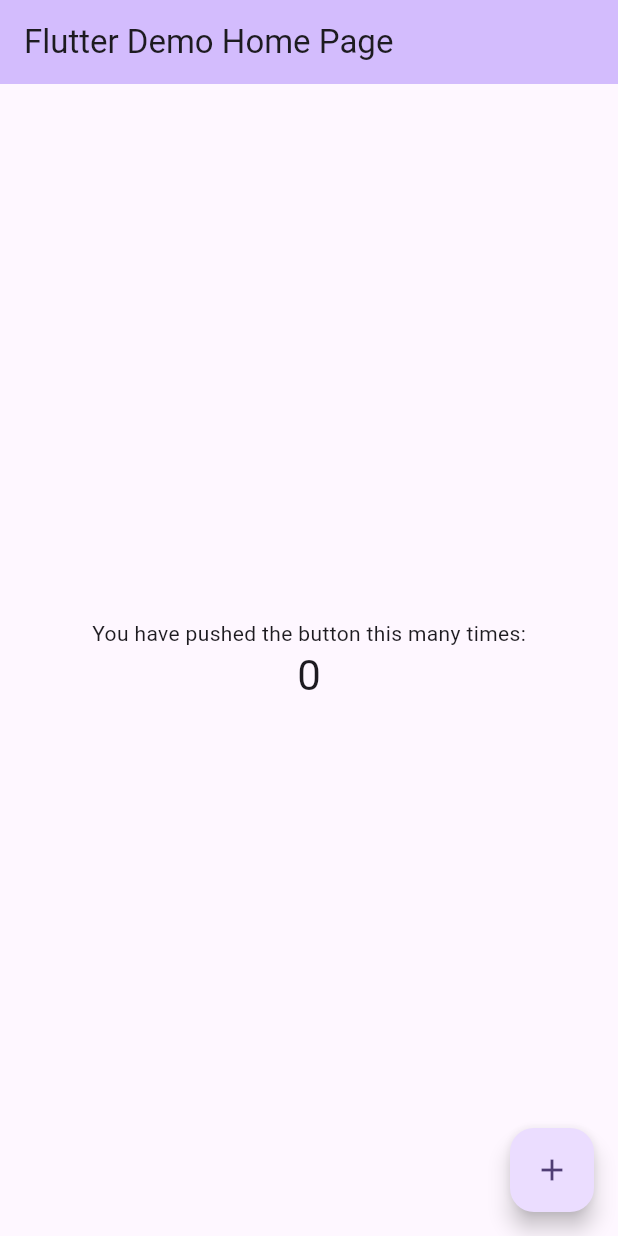
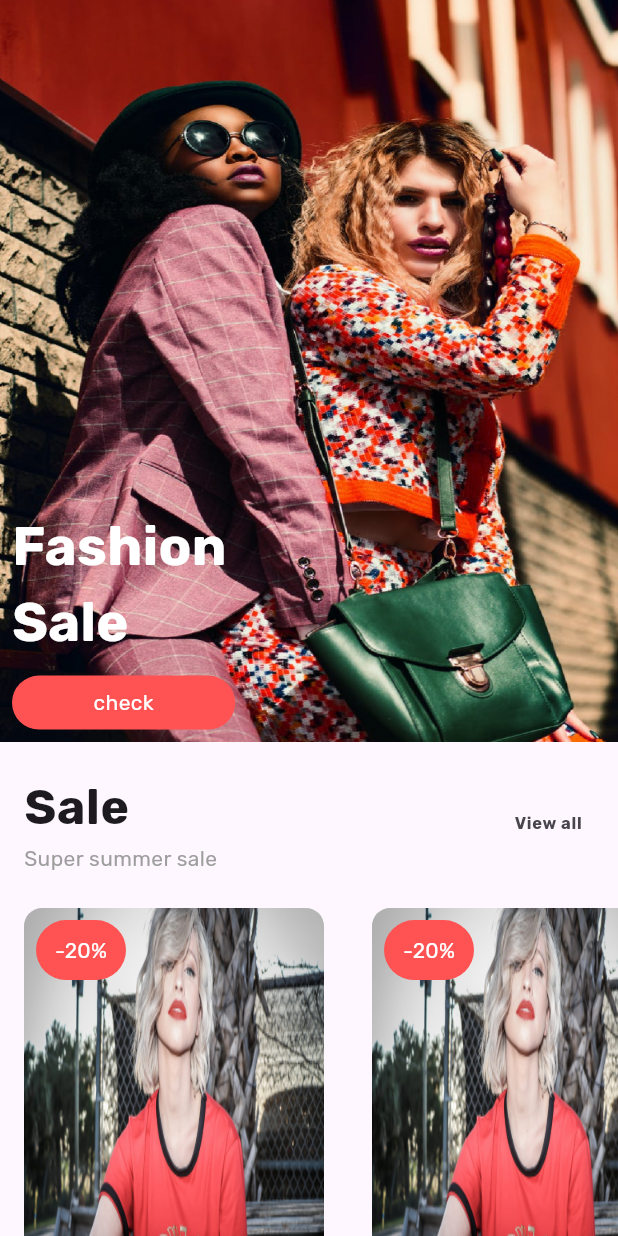
Before and after one commit to mostafamoham3d/e_commerce_app, a Flutter app: the screen it shows after launch, on a phone screen of 412 x 824 dp. Run offline on Flutter 3.47's test engine with Material 3 defaults, Android fonts, the phone set to English and light mode, and no system bars; our stand-ins replace gap, google_fonts.

Commit message:
home view almost done

```diff
--- /dev/null
+++ b/lib/core/images/assets.dart
@@ -0,0 +1,11 @@
+class Assets {
+  Assets._();
+
+  /// Assets for assetsImagesAppBarImage
+  /// assets/images/app_bar_image.png
+  static const String assetsImagesAppBarImage = "assets/images/app_bar_image.png";
+
+  /// Assets for assetsImagesSmall banner
+  /// assets/images/Small banner.png
+  static const String assetsImagesSmallbanner = "assets/images/Small banner.png";
+}
--- /dev/null
+++ b/lib/core/utils/app_constants.dart
@@ -0,0 +1,7 @@
+import 'package:e_commerce_app/core/utils/extensions.dart';
+import 'package:flutter/material.dart';
+
+abstract class AppConstants{
+  static  double expandedAppBarHeight(BuildContext context)=>context.height*.6 ;
+  static  double collapsedAppBarHeight(BuildContext context)=>context.height*.25 ;
+}
--- /dev/null
+++ b/lib/core/utils/extensions.dart
@@ -0,0 +1,7 @@
+import 'package:flutter/material.dart';
+
+extension AppSizer on BuildContext{
+
+  double get height => MediaQuery.of(this).size.height;
+  double get width => MediaQuery.of(this).size.width;
+}
--- /dev/null
+++ b/lib/features/home/presentation/views/bottom_nav_view.dart
@@ -0,0 +1,33 @@
+import 'package:e_commerce_app/core/utils/extensions.dart';
+import 'package:e_commerce_app/features/home/presentation/widgets/sale_header_widget.dart';
+import 'package:flutter/material.dart';
+import 'package:gap/gap.dart';
+import '../widgets/custom_sliver_app_bar.dart';
+import '../widgets/sale_items_list_view.dart';
+
+class BottomNavView extends StatelessWidget {
+  const BottomNavView({super.key});
+
+  @override
+  Widget build(BuildContext context) {
+    return Scaffold(
+      body: CustomScrollView(
+        slivers: [
+          const CustomSliverAppBar(),
+          const SliverToBoxAdapter(
+            child: SaleHeaderWidget(),
+          ),
+          const SliverToBoxAdapter(
+            child: Gap(15),
+          ),
+          SliverToBoxAdapter(
+            child: SizedBox(
+              height: context.height * .5,
+              child: const SaleItemsListView(),
+            ),
+          ),
+        ],
+      ),
+    );
+  }
+}
--- /dev/null
+++ b/lib/features/home/presentation/widgets/custom_sliver_app_bar.dart
@@ -0,0 +1,37 @@
+import 'package:e_commerce_app/core/utils/app_constants.dart';
+import 'package:e_commerce_app/core/utils/extensions.dart';
+import 'package:e_commerce_app/features/home/presentation/widgets/sliver_app_bar_title.dart';
+import 'package:flutter/material.dart';
+
+import 'sliver_app_bar_bg.dart';
+
+class CustomSliverAppBar extends StatelessWidget {
+  const CustomSliverAppBar({
+    super.key,
+  });
+
+  @override
+  Widget build(BuildContext context) {
+    return SliverAppBar(
+        expandedHeight: AppConstants.expandedAppBarHeight(context),
+        collapsedHeight: AppConstants.collapsedAppBarHeight(context),
+        pinned: true,
+        snap: false,
+        floating: false,
+        flexibleSpace: LayoutBuilder(builder: (context, constraints) {
+          int top =
+              (constraints.biggest.height - MediaQuery.of(context).padding.top)
+                  .ceil();
+
+          return FlexibleSpaceBar(
+            titlePadding: EdgeInsets.zero,
+            expandedTitleScale: 1,
+            title:
+                top <= context.height * .3 ? const SliverAppBarTitle() : null,
+            background: top > context.height * .3
+                ? const SliverAppBarBackground()
+                : null,
+          );
+        }));
+  }
+}
--- /dev/null
+++ b/lib/features/home/presentation/widgets/sale_header_widget.dart
@@ -0,0 +1,37 @@
+import 'package:flutter/material.dart';
+
+class SaleHeaderWidget extends StatelessWidget {
+  const SaleHeaderWidget({
+    super.key,
+  });
+
+  @override
+  Widget build(BuildContext context) {
+    return Container(
+      margin: const EdgeInsets.symmetric(
+        vertical: 12,
+      ),
+      height: 60,
+      child: const ListTile(
+        subtitle: Text(
+          'Super summer sale',
+          style: TextStyle(
+            color: Colors.grey,
+            fontSize: 14,
+          ),
+        ),
+        title: Text(
+          'Sale',
+          style: TextStyle(
+            fontWeight: FontWeight.bold,
+            fontSize: 32,
+          ),
+        ),
+        trailing: Text(
+          'View all',
+          style: TextStyle(fontWeight: FontWeight.bold),
+        ),
+      ),
+    );
+  }
+}
--- /dev/null
+++ b/lib/features/home/presentation/widgets/sale_items_list_view.dart
@@ -0,0 +1,34 @@
+import 'package:flutter/material.dart';
+
+import 'sale_list_item_widget.dart';
+
+class SaleItemsListView extends StatelessWidget {
+  const SaleItemsListView({
+    super.key,
+  });
+
+  @override
+  Widget build(BuildContext context) {
+    return ListView.builder(
+      padding: const EdgeInsets.symmetric(
+        vertical: 12,
+      ),
+      itemBuilder: (context, index) {
+        return Container(
+          margin: const EdgeInsets.symmetric(
+            horizontal: 16,
+          ),
+          // height: context.height * .5,
+          width: 200,
+          child: LayoutBuilder(builder: (context, constraints) {
+            return SaleListItemWidget(
+              constraints: constraints,
+            );
+          }),
+        );
+      },
+      itemCount: 10,
+      scrollDirection: Axis.horizontal,
+    );
+  }
+}
--- /dev/null
+++ b/lib/features/home/presentation/widgets/sale_list_item_widget.dart
@@ -0,0 +1,142 @@
+import 'package:flutter/material.dart';
+import 'package:gap/gap.dart';
+
+import '../../../../core/images/assets.dart';
+
+class SaleListItemWidget extends StatelessWidget {
+  final BoxConstraints constraints;
+  const SaleListItemWidget({
+    super.key,
+    required this.constraints,
+  });
+
+  @override
+  Widget build(BuildContext context) {
+    return Stack(
+      children: [
+        Align(
+          alignment: Alignment.topCenter,
+          child: Column(
+            crossAxisAlignment: CrossAxisAlignment.start,
+            children: [
+              Container(
+                clipBehavior: Clip.antiAlias,
+                height: constraints.maxHeight * .65,
+                decoration: BoxDecoration(
+                  borderRadius: BorderRadius.circular(12),
+                  image: const DecorationImage(
+                    fit: BoxFit.fill,
+                    image: AssetImage(
+                      Assets.assetsImagesSmallbanner,
+                    ),
+                  ),
+                ),
+              ),
+              Container(
+                margin: const EdgeInsets.only(
+                  top: 6,
+                ),
+                width: 140,
+                child: Row(
+                  children: [
+                    for (int i = 0; i < 5; i++)
+                      const Icon(
+                        Icons.star,
+                        color: Colors.orangeAccent,
+                        size: 18,
+                      ),
+                    const Text(
+                      '(10)',
+                      style: TextStyle(color: Colors.grey),
+                    )
+                  ],
+                ),
+              ),
+              const Text(
+                'Dorothy Perkins',
+                style: TextStyle(
+                  color: Colors.grey,
+                  fontSize: 12,
+                ),
+              ),
+              const Text(
+                'Evening Dress',
+                style: TextStyle(
+                  fontSize: 20,
+                  fontWeight: FontWeight.bold,
+                ),
+              ),
+              const Row(
+                children: [
+                  Text(
+                    '15\$',
+                    style: TextStyle(
+                      color: Colors.grey,
+                      fontSize: 16,
+                      decoration: TextDecoration.lineThrough,
+                    ),
+                  ),
+                  Gap(10),
+                  Text(
+                    '12\$',
+                    style: TextStyle(
+                      color: Colors.redAccent,
+                      fontSize: 16,
+                    ),
+                  ),
+                ],
+              )
+            ],
+          ),
+        ),
+        Padding(
+          padding: const EdgeInsets.all(8.0),
+          child: Container(
+            width: 60,
+            height: 40,
+            alignment: Alignment.center,
+            padding: const EdgeInsets.symmetric(
+              vertical: 6,
+              horizontal: 4,
+            ),
+            decoration: BoxDecoration(
+              borderRadius: BorderRadius.circular(20),
+              color: Colors.redAccent,
+            ),
+            child: const Text(
+              '-20%',
+              style: TextStyle(
+                color: Colors.white,
+              ),
+            ),
+          ),
+        ),
+        Positioned(
+          top: constraints.maxHeight * .58,
+          right: 0,
+          child: Container(
+            alignment: Alignment.center,
+            height: constraints.maxHeight * .125,
+            width: constraints.maxHeight * .125,
+            decoration: BoxDecoration(
+              shape: BoxShape.circle,
+              color: Colors.white,
+              boxShadow: [
+                BoxShadow(
+                  color: Colors.grey.withOpacity(0.5),
+                  spreadRadius: 5,
+                  blurRadius: 7,
+                  offset: const Offset(
+                      0, 3), // changes position of shadow
+                ),
+              ],
+            ),
+            child: const Icon(
+              Icons.favorite_border,
+            ),
+          ),
+        )
+      ],
+    );
+  }
+}
--- /dev/null
+++ b/lib/features/home/presentation/widgets/sliver_app_bar_bg.dart
@@ -0,0 +1,66 @@
+import 'package:e_commerce_app/core/utils/extensions.dart';
+import 'package:flutter/material.dart';
+import 'package:gap/gap.dart';
+
+import '../../../../core/images/assets.dart';
+
+class SliverAppBarBackground extends StatelessWidget {
+  const SliverAppBarBackground({
+    super.key,
+  });
+
+  @override
+  Widget build(BuildContext context) {
+    return Stack(
+      alignment: Alignment.bottomLeft,
+      children: [
+        SizedBox(
+          width: context.width,
+          child: Image.asset(
+            Assets.assetsImagesAppBarImage,
+            fit: BoxFit.fill,
+          ),
+        ),
+        Padding(
+          padding: const EdgeInsets.all(8.0),
+          child: Column(
+            mainAxisSize: MainAxisSize.min,
+            crossAxisAlignment: CrossAxisAlignment.start,
+            children: [
+              SizedBox(
+                width: context.width * .5,
+                child: const Text(
+                  'Fashion Sale',
+                  style: TextStyle(
+                    fontWeight: FontWeight.bold,
+                    color: Colors.white,
+                    fontSize: 36,
+                  ),
+                ),
+              ),
+              const Gap(10),
+              Container(
+                margin: EdgeInsets.only(right: context.width * .6),
+                alignment: Alignment.center,
+                padding: const EdgeInsets.symmetric(
+                  horizontal: 12,
+                  vertical: 8,
+                ),
+                decoration: BoxDecoration(
+                  borderRadius: BorderRadius.circular(20),
+                  color: Colors.redAccent,
+                ),
+                child: const Text(
+                  'check',
+                  style: TextStyle(
+                    color: Colors.white,
+                  ),
+                ),
+              ),
+            ],
+          ),
+        ),
+      ],
+    );
+  }
+}
--- /dev/null
+++ b/lib/features/home/presentation/widgets/sliver_app_bar_title.dart
@@ -0,0 +1,37 @@
+import 'package:e_commerce_app/core/utils/extensions.dart';
+import 'package:flutter/material.dart';
+
+import '../../../../core/images/assets.dart';
+
+class SliverAppBarTitle extends StatelessWidget {
+  const SliverAppBarTitle({
+    super.key,
+  });
+
+  @override
+  Widget build(BuildContext context) {
+    return Stack(
+        alignment: Alignment.bottomLeft,
+        children: [
+          SizedBox(
+            width: context.width,
+            child: Image.asset(
+              Assets.assetsImagesSmallbanner,
+              fit: BoxFit.fill,
+            ),
+          ),
+          const Padding(
+            padding: EdgeInsets.all(16.0),
+            child: Text(
+              'Fashion Sale',
+              style: TextStyle(
+                fontWeight: FontWeight.bold,
+                color: Colors.white,
+                fontSize: 36,
+              ),
+            ),
+          ),
+        ],
+      );
+  }
+}
--- a/lib/main.dart
+++ b/lib/main.dart
@@ -1,4 +1,6 @@
+import 'package:e_commerce_app/features/home/presentation/views/bottom_nav_view.dart';
 import 'package:flutter/material.dart';
+import 'package:google_fonts/google_fonts.dart';
 
 void main() {
   runApp(const MyApp());
@@ -13,113 +15,10 @@ class MyApp extends StatelessWidget {
     return MaterialApp(
       title: 'Flutter Demo',
       theme: ThemeData(
-        // This is the theme of your application.
-        //
-        // TRY THIS: Try running your application with "flutter run". You'll see
-        // the application has a purple toolbar. Then, without quitting the app,
-        // try changing the seedColor in the colorScheme below to Colors.green
-        // and then invoke "hot reload" (save your changes or press the "hot
-        // reload" button in a Flutter-supported IDE, or press "r" if you used
-        // the command line to start the app).
-        //
-        // Notice that the counter didn't reset back to zero; the application
-        // state is not lost during the reload. To reset the state, use hot
-        // restart instead.
-        //
-        // This works for code too, not just values: Most code changes can be
-        // tested with just a hot reload.
-        colorScheme: ColorScheme.fromSeed(seedColor: Colors.deepPurple),
+        fontFamily: GoogleFonts.rubik().fontFamily,
         useMaterial3: true,
       ),
-      home: const MyHomePage(title: 'Flutter Demo Home Page'),
+      home: const BottomNavView(),
     );
   }
 }
-
-class MyHomePage extends StatefulWidget {
-  const MyHomePage({super.key, required this.title});
-
-  // This widget is the home page of your application. It is stateful, meaning
-  // that it has a State object (defined below) that contains fields that affect
-  // how it looks.
-
-  // This class is the configuration for the state. It holds the values (in this
-  // case the title) provided by the parent (in this case the App widget) and
-  // used by the build method of the State. Fields in a Widget subclass are
-  // always marked "final".
-
-  final String title;
-
-  @override
-  State<MyHomePage> createState() => _MyHomePageState();
-}
-
-class _MyHomePageState extends State<MyHomePage> {
-  int _counter = 0;
-
-  void _incrementCounter() {
-    setState(() {
-      // This call to setState tells the Flutter framework that something has
-      // changed in this State, which causes it to rerun the build method below
-      // so that the display can reflect the updated values. If we changed
-      // _counter without calling setState(), then the build method would not be
-      // called again, and so nothing would appear to happen.
-      _counter++;
-    });
-  }
-
-  @override
-  Widget build(BuildContext context) {
-    // This method is rerun every time setState is called, for instance as done
-    // by the _incrementCounter method above.
-    //
-    // The Flutter framework has been optimized to make rerunning build methods
-    // fast, so that you can just rebuild anything that needs updating rather
-    // than having to individually change instances of widgets.
-    return Scaffold(
-      appBar: AppBar(
-        // TRY THIS: Try changing the color here to a specific color (to
-        // Colors.amber, perhaps?) and trigger a hot reload to see the AppBar
-        // change color while the other colors stay the same.
-        backgroundColor: Theme.of(context).colorScheme.inversePrimary,
-        // Here we take the value from the MyHomePage object that was created by
-        // the App.build method, and use it to set our appbar title.
-        title: Text(widget.title),
-      ),
-      body: Center(
-        // Center is a layout widget. It takes a single child and positions it
-        // in the middle of the parent.
-        child: Column(
-          // Column is also a layout widget. It takes a list of children and
-          // arranges them vertically. By default, it sizes itself to fit its
-          // children horizontally, and tries to be as tall as its parent.
-          //
-          // Column has various properties to control how it sizes itself and
-          // how it positions its children. Here we use mainAxisAlignment to
-          // center the children vertically; the main axis here is the vertical
-          // axis because Columns are vertical (the cross axis would be
-          // horizontal).
-          //
-          // TRY THIS: Invoke "debug painting" (choose the "Toggle Debug Paint"
-          // action in the IDE, or press "p" in the console), to see the
-          // wireframe for each widget.
-          mainAxisAlignment: MainAxisAlignment.center,
-          children: <Widget>[
-            const Text(
-              'You have pushed the button this many times:',
-            ),
-            Text(
-              '$_counter',
-              style: Theme.of(context).textTheme.headlineMedium,
-            ),
-          ],
-        ),
-      ),
-      floatingActionButton: FloatingActionButton(
-        onPressed: _incrementCounter,
-        tooltip: 'Increment',
-        child: const Icon(Icons.add),
-      ), // This trailing comma makes auto-formatting nicer for build methods.
-    );
-  }
-}
```
Also changed, not shown: pubspec.yaml (+9 -2 lines), assets/images/Small banner.png (added), assets/images/app_bar_image.png (added), pubspec.lock, 1 other file.
